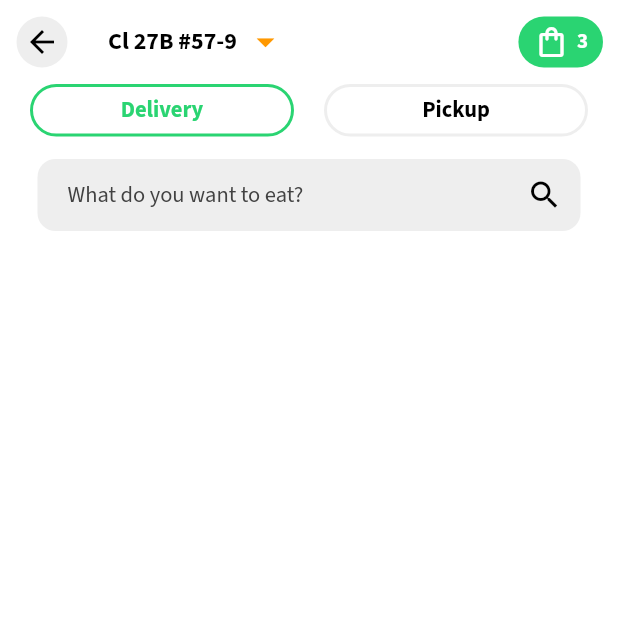
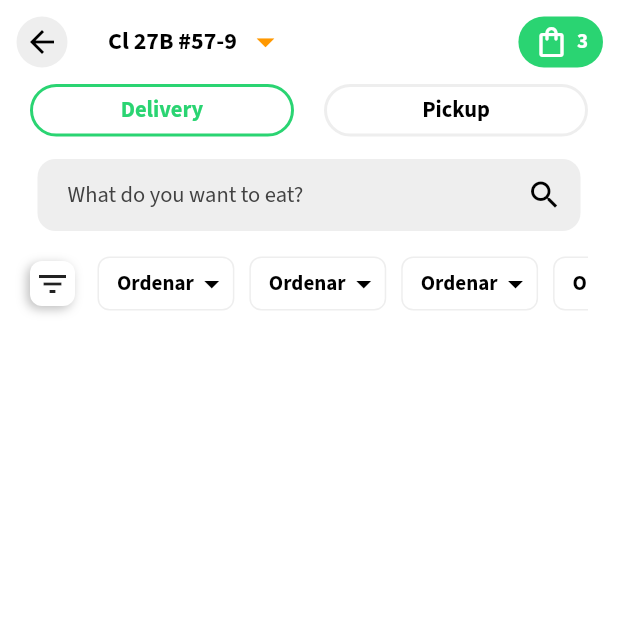
Before and after one commit to Brayanhenaor/rappi-design, a Flutter app: the RestaurantsPage screen opened by its route, on a phone screen of 412 x 824 dp, the top half of it. Run offline on Flutter 3.47's test engine with Material 2 defaults, Android fonts, the light colour scheme and no system bars; our stand-ins replace get, google_fonts.

Commit message:
restaurants avance diseño

```diff
--- a/lib/ui/pages/restaurants/restaurants_page.dart
+++ b/lib/ui/pages/restaurants/restaurants_page.dart
@@ -39,7 +39,83 @@ class RestaurantsPage extends StatelessWidget {
                   searchHandler: (text) => {},
                   hintText: 'What do you want to eat?',
                 ),
-              )
+              ),
+              Padding(
+                padding: const EdgeInsets.symmetric(horizontal: 20),
+                child: Row(
+                  children: [
+                    Container(
+                      height: 30,
+                      width: 30,
+                      decoration: BoxDecoration(
+                        borderRadius: BorderRadius.circular(8),
+                        color: Colors.white,
+                        boxShadow: const [
+                          BoxShadow(
+                            offset: Offset(-2, 2),
+                            blurRadius: 5,
+                            color: Colors.black26,
+                          ),
+                        ],
+                      ),
+                      child: const Icon(
+                        Icons.filter_list,
+                        color: Colors.black87,
+                      ),
+                    ),
+                    const SizedBox(
+                      width: 5,
+                    ),
+                    Expanded(
+                      child: SizedBox(
+                        height: 40,
+                        child: ListView.builder(
+                          shrinkWrap: true,
+                          itemBuilder: (context, index) => Row(
+                            children: [
+                              const SizedBox(width: 10),
+                              Container(
+                                padding: const EdgeInsets.only(
+                                  left: 12,
+                                  top: 5,
+                                  bottom: 5,
+                                  right: 2,
+                                ),
+                                decoration: BoxDecoration(
+                                  border: Border.all(
+                                    color: Colors.grey[200]!,
+                                    width: 1,
+                                  ),
+                                  borderRadius: BorderRadius.circular(8),
+                                  color: Colors.white,
+                                ),
+                                child: Row(
+                                  mainAxisAlignment:
+                                      MainAxisAlignment.spaceBetween,
+                                  children: const [
+                                    Text(
+                                      'Ordenar',
+                                      style: TextStyle(
+                                          color: Colors.black,
+                                          fontWeight: FontWeight.bold),
+                                    ),
+                                    Icon(
+                                      Icons.arrow_drop_down,
+                                      color: Colors.black,
+                                    )
+                                  ],
+                                ),
+                              ),
+                            ],
+                          ),
+                          itemCount: 30,
+                          scrollDirection: Axis.horizontal,
+                        ),
+                      ),
+                    )
+                  ],
+                ),
+              ),
             ],
           ),
         ),
```
Also changed, not shown: 3 other files.
